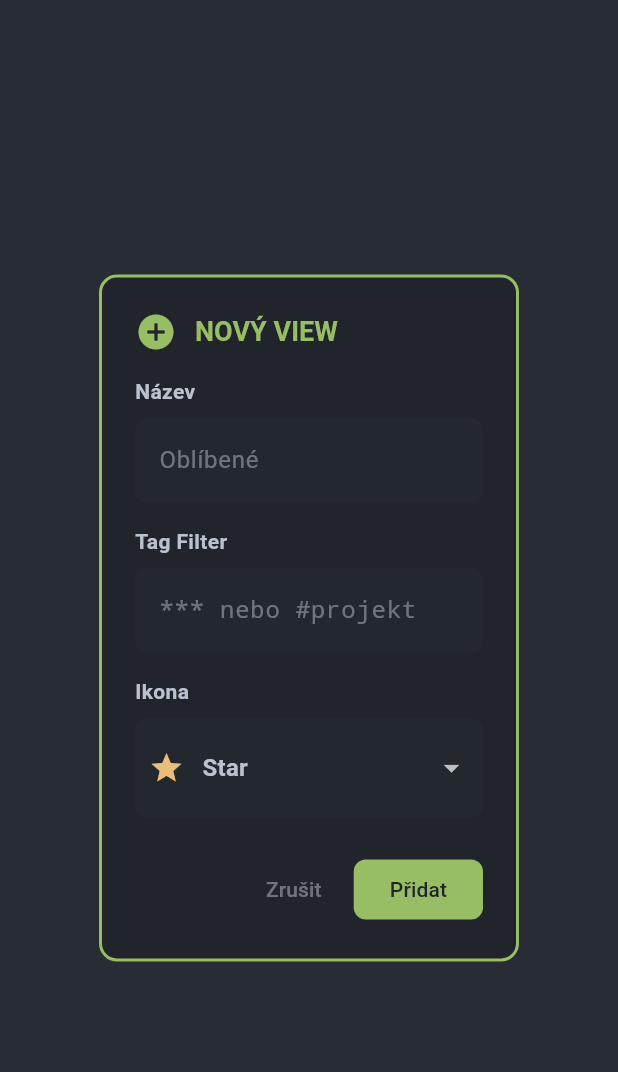
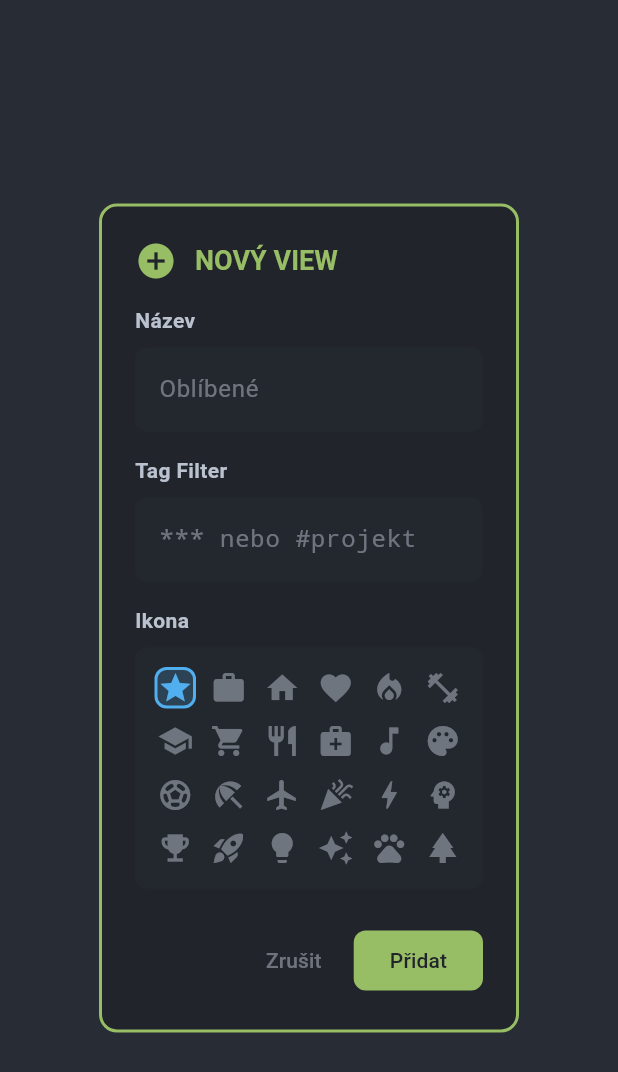
Before and after one commit to mastnacek/laidak, a Flutter app: the _CustomViewDialog widget shown alone on an empty page, opened directly with empty values, on a phone screen of 412 x 824 dp. Shown: the top 1072 px of the screen. Run offline on Flutter 3.47's test engine with Material 3 defaults, Android fonts, the phone set to English and light mode, and no system bars; our stand-ins replace equatable, flutter_bloc, flutter_colorpicker, just_audio, logger, shared_preferences and 2 more; accounts and stored records are empty.

Commit message:
✨ feat: Rozšíření icon pickeru na 24 ikon (6x4 grid)
settings_page.dart (_CustomViewDialog):
- Změna dropdown na GridView.count (6 sloupců)
- 24 Material Icons místo 5
- _buildIconOption() helper pro grid buttons
- Selected state s cyan border
- Ikony: star, work, home, favorite, fire, fitness, school, shopping,
  restaurant, medical, music, palette, sports, beach, flight, celebration,
  bolt, psychology, trophy, rocket, lightbulb, awesome, pets, park

UX improvements:
- Lepší vizuální výběr (vidíš všechny ikony najednou)
- Tap na ikonu = okamžitý výběr
- Selected state (cyan border + background)

Grid layout: 6 columns x 4 rows = 24 ikon

```diff
--- a/lib/pages/settings_page.dart
+++ b/lib/pages/settings_page.dart
@@ -2149,7 +2149,7 @@ class _CustomViewDialogState extends State<_CustomViewDialog> {
             ),
             const SizedBox(height: 16),
 
-            // Icon picker
+            // Icon picker (grid)
             Text(
               'Ikona',
               style: TextStyle(
@@ -2160,74 +2160,44 @@ class _CustomViewDialogState extends State<_CustomViewDialog> {
             ),
             const SizedBox(height: 8),
             Container(
-              padding: const EdgeInsets.all(8),
+              padding: const EdgeInsets.all(12),
               decoration: BoxDecoration(
                 color: theme.appColors.base2,
                 borderRadius: BorderRadius.circular(8),
                 border: Border.all(color: theme.appColors.base4),
               ),
-              child: DropdownButton<int>(
-                value: _selectedIconCodePoint,
-                isExpanded: true,
-                dropdownColor: theme.appColors.base2,
-                underline: const SizedBox(),
-                items: [
-                  DropdownMenuItem(
-                    value: Icons.star.codePoint,
-                    child: Row(
-                      children: [
-                        Icon(Icons.star, color: theme.appColors.yellow),
-                        const SizedBox(width: 12),
-                        Text('Star', style: TextStyle(color: theme.appColors.fg)),
-                      ],
-                    ),
-                  ),
-                  DropdownMenuItem(
-                    value: Icons.work.codePoint,
-                    child: Row(
-                      children: [
-                        Icon(Icons.work, color: theme.appColors.blue),
-                        const SizedBox(width: 12),
-                        Text('Work', style: TextStyle(color: theme.appColors.fg)),
-                      ],
-                    ),
-                  ),
-                  DropdownMenuItem(
-                    value: Icons.home.codePoint,
-                    child: Row(
-                      children: [
-                        Icon(Icons.home, color: theme.appColors.green),
-                        const SizedBox(width: 12),
-                        Text('Home', style: TextStyle(color: theme.appColors.fg)),
-                      ],
-                    ),
-                  ),
-                  DropdownMenuItem(
-                    value: Icons.favorite.codePoint,
-                    child: Row(
-                      children: [
-                        Icon(Icons.favorite, color: theme.appColors.red),
-                        const SizedBox(width: 12),
-                        Text('Favorite', style: TextStyle(color: theme.appColors.fg)),
-                      ],
-                    ),
-                  ),
-                  DropdownMenuItem(
-                    value: Icons.warning.codePoint,
-                    child: Row(
-                      children: [
-                        Icon(Icons.warning, color: theme.appColors.orange),
-                        const SizedBox(width: 12),
-                        Text('Warning', style: TextStyle(color: theme.appColors.fg)),
-                      ],
-                    ),
-                  ),
+              child: GridView.count(
+                crossAxisCount: 6,
+                shrinkWrap: true,
+                physics: const NeverScrollableScrollPhysics(),
+                mainAxisSpacing: 8,
+                crossAxisSpacing: 8,
+                children: [
+                  _buildIconOption(Icons.star, theme),
+                  _buildIconOption(Icons.work, theme),
+                  _buildIconOption(Icons.home, theme),
+                  _buildIconOption(Icons.favorite, theme),
+                  _buildIconOption(Icons.local_fire_department, theme),
+                  _buildIconOption(Icons.fitness_center, theme),
+                  _buildIconOption(Icons.school, theme),
+                  _buildIconOption(Icons.shopping_cart, theme),
+                  _buildIconOption(Icons.restaurant, theme),
+                  _buildIconOption(Icons.medical_services, theme),
+                  _buildIconOption(Icons.music_note, theme),
+                  _buildIconOption(Icons.palette, theme),
+                  _buildIconOption(Icons.sports_soccer, theme),
+                  _buildIconOption(Icons.beach_access, theme),
+                  _buildIconOption(Icons.flight, theme),
+                  _buildIconOption(Icons.celebration, theme),
+                  _buildIconOption(Icons.bolt, theme),
+                  _buildIconOption(Icons.psychology, theme),
+                  _buildIconOption(Icons.emoji_events, theme),
+                  _buildIconOption(Icons.rocket_launch, theme),
+                  _buildIconOption(Icons.lightbulb, theme),
+                  _buildIconOption(Icons.auto_awesome, theme),
+                  _buildIconOption(Icons.pets, theme),
+                  _buildIconOption(Icons.park, theme),
                 ],
-                onChanged: (value) {
-                  if (value != null) {
-                    setState(() => _selectedIconCodePoint = value);
-                  }
-                },
               ),
             ),
           ],
@@ -2267,4 +2237,33 @@ class _CustomViewDialogState extends State<_CustomViewDialog> {
       ],
     );
   }
+
+  /// Build icon option button pro grid
+  Widget _buildIconOption(IconData icon, ThemeData theme) {
+    final isSelected = _selectedIconCodePoint == icon.codePoint;
+
+    return InkWell(
+      onTap: () {
+        setState(() => _selectedIconCodePoint = icon.codePoint);
+      },
+      borderRadius: BorderRadius.circular(8),
+      child: Container(
+        decoration: BoxDecoration(
+          color: isSelected
+              ? theme.appColors.cyan.withValues(alpha: 0.2)
+              : Colors.transparent,
+          borderRadius: BorderRadius.circular(8),
+          border: Border.all(
+            color: isSelected ? theme.appColors.cyan : theme.appColors.base4,
+            width: isSelected ? 2 : 1,
+          ),
+        ),
+        child: Icon(
+          icon,
+          color: isSelected ? theme.appColors.cyan : theme.appColors.base5,
+          size: 24,
+        ),
+      ),
+    );
+  }
 }
```
